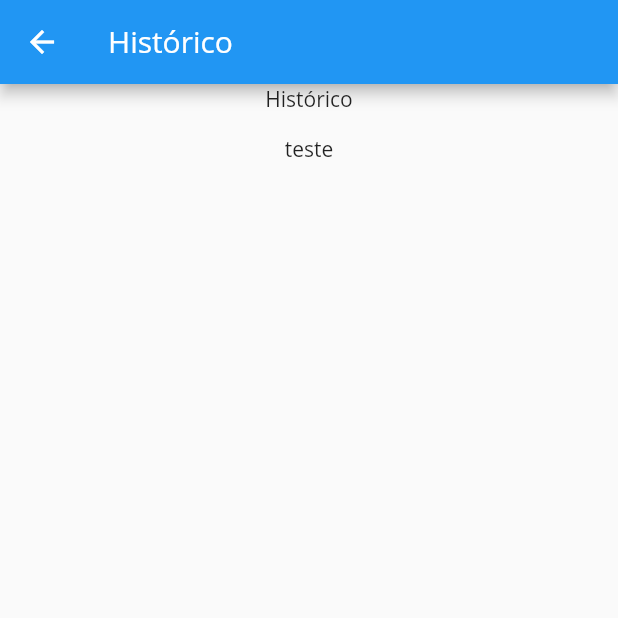
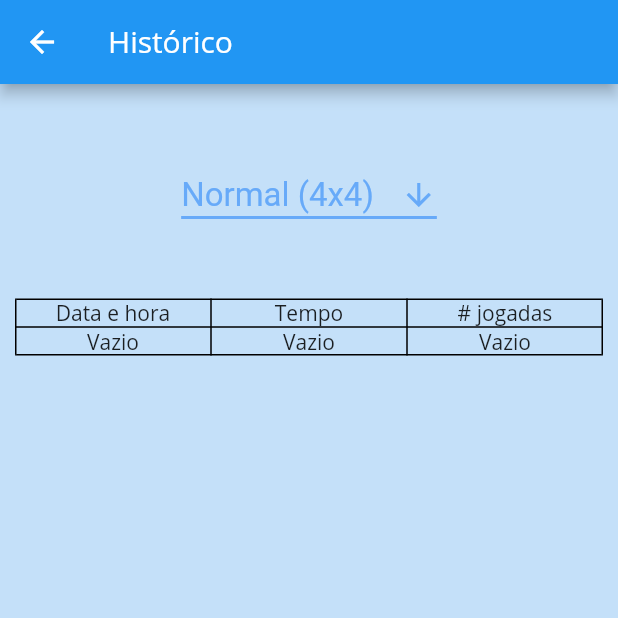
Before and after one commit to maaamorim/xPuzzle, a Flutter app: the screen it shows after launch, after a tap on "Histórico", on a phone screen of 412 x 824 dp, the top half of it. Run offline on Flutter 3.47's test engine with Material 2 defaults, Android fonts, the phone set to English and light mode, and no system bars; our stand-ins replace shared_preferences.

Commit message:
Implementar tabela de histórico

```diff
--- a/lib/screens/history/history_screen.dart
+++ b/lib/screens/history/history_screen.dart
@@ -1,15 +1,59 @@
 import 'package:flutter/material.dart';
 import 'package:shared_preferences/shared_preferences.dart';
 import 'package:xPuzzle/constants.dart' as Constants;
+import 'package:xPuzzle/screens/home/components/difficulty_dropdown_button.dart';
 
-class HistoryScreen extends StatelessWidget {
-  void _lerHistorico() async {
+class HistoryScreen extends StatefulWidget {
+  @override
+  _HistoryScreenState createState() => _HistoryScreenState();
+}
+
+class _HistoryScreenState extends State<HistoryScreen> {
+  String _valorSelecionado = Constants.DIFICULDADES[1];
+
+  void _atualizarValorSelecionado(String novoValor) {
+    setState(() {
+      _valorSelecionado = novoValor;
+    });
+  }
+
+  Future<String> _retornarValorHistorico() async {
     SharedPreferences prefs = await SharedPreferences.getInstance();
-    Constants.DIFICULDADES.forEach((dificuldade) {
-      String _historicoDificuldade = prefs.getString('historico-$dificuldade');
-      print(dificuldade);
-      print(_historicoDificuldade);
-    });
+    return prefs.getString('historico-$_valorSelecionado');
+  }
+
+  Widget _gerarTextoTabela(String texto) {
+    return Center(child: Text(texto));
+  }
+
+  Future<Table> _gerarTabelaHistorico() async {
+    List<TableRow> _tabela = [];
+    String _valorHistorico = await _retornarValorHistorico();
+    _tabela.add(TableRow(children: [
+      _gerarTextoTabela('Data e hora'),
+      _gerarTextoTabela('Tempo'),
+      _gerarTextoTabela('# jogadas')
+    ]));
+    if (_valorHistorico == null) {
+      _tabela.add(TableRow(children: [
+        _gerarTextoTabela('Vazio'),
+        _gerarTextoTabela('Vazio'),
+        _gerarTextoTabela('Vazio')
+      ]));
+    } else {
+      List<String> _valoresHistorico = _valorHistorico.split('\n');
+      _valoresHistorico.forEach((valor) {
+        _tabela.add(TableRow(children: [
+          _gerarTextoTabela(valor.split(',')[0]),
+          _gerarTextoTabela(valor.split(',')[1]),
+          _gerarTextoTabela(valor.split(',')[2])
+        ]));
+      });
+    }
+    return Table(
+        children: _tabela,
+        defaultVerticalAlignment: TableCellVerticalAlignment.middle,
+        border: TableBorder.all(width: 1.0, color: Colors.black));
   }
 
   @override
@@ -18,14 +62,27 @@ class HistoryScreen extends StatelessWidget {
       appBar: AppBar(
         title: Text('Histórico'),
       ),
+      backgroundColor: Constants.BACKGROUND,
       body: Center(
         child: Column(
           children: [
-            Text('Histórico'),
-            FlatButton(
-              child: Text('teste'),
-              onPressed: () => _lerHistorico(),
-            )
+            Container(
+                padding: EdgeInsets.only(top: 50),
+                child: DifficultyDropdownButton(_atualizarValorSelecionado)),
+            FutureBuilder(
+              future: _gerarTabelaHistorico(),
+              builder: (BuildContext context, AsyncSnapshot snapshot) {
+                if (snapshot.hasData) {
+                  return Container(
+                    margin: EdgeInsets.only(left: 10, right: 10, top: 45),
+                    child: snapshot.data,
+                  );
+                }
+                return Center(
+                  child: CircularProgressIndicator(),
+                );
+              },
+            ),
           ],
         ),
       ),
```
